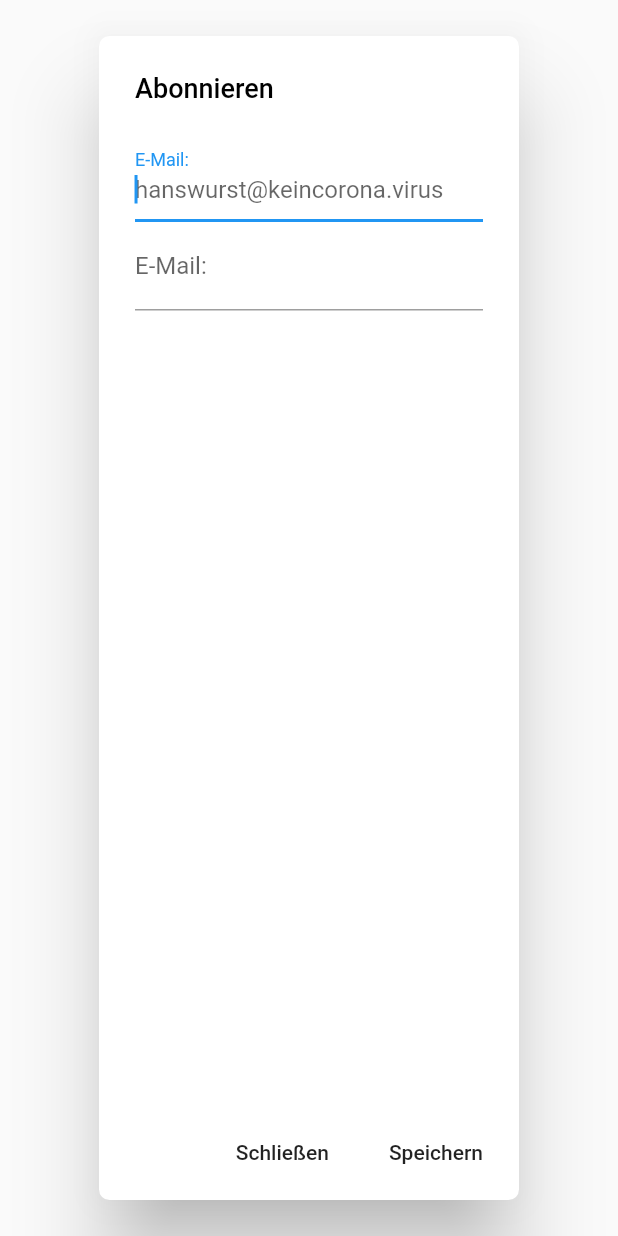
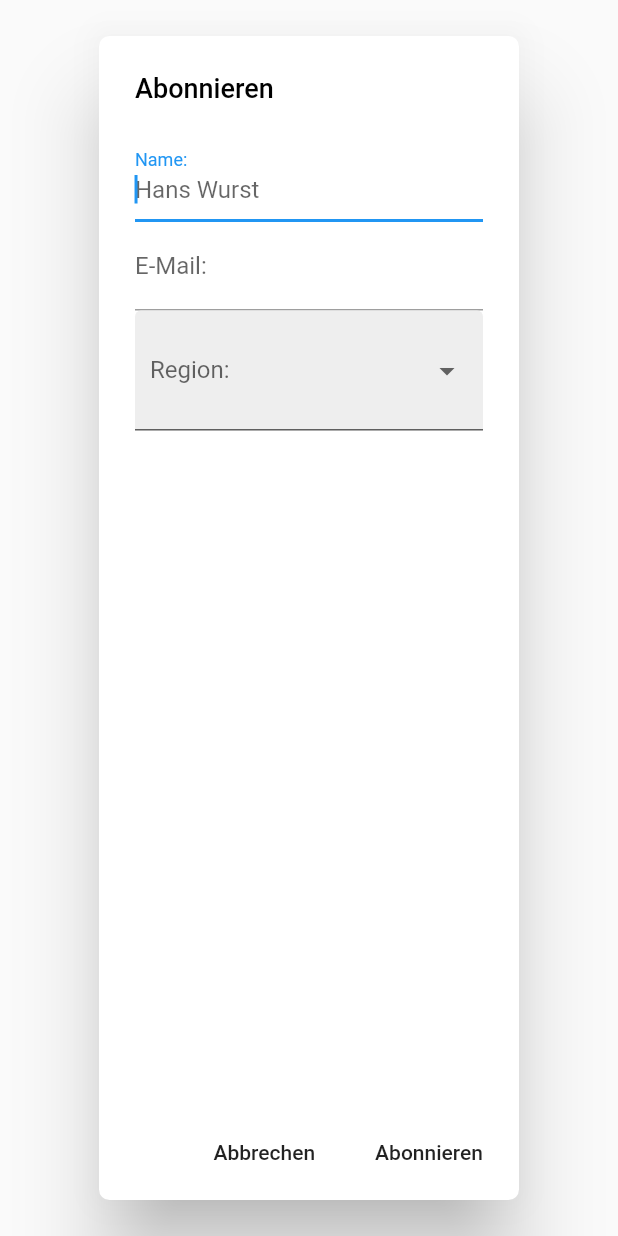
Before and after one commit to ronkun/darfichraus-app, a Flutter app: the SubscribeForm widget shown alone on an empty page, opened directly, on a phone screen of 412 x 824 dp. Run offline on Flutter 3.47's test engine with Material 2 defaults, Android fonts, the phone set to English and light mode, and no system bars; our stand-ins replace flutter_map, font_awesome_flutter, latlong, shared_preferences, step_progress_indicator; missing offline and left inert: geojson, geopoint, pedantic; accounts and stored records are empty; network calls fail.

Commit message:
subscribe form fields added

```diff
--- a/lib/subscribeForm.dart
+++ b/lib/subscribeForm.dart
@@ -6,6 +6,19 @@ class SubscribeForm extends StatefulWidget {
 }
 
 class _SubscribeFormState extends State<SubscribeForm> {
+  var _regions = [
+    "Food",
+    "Transport",
+    "Personal",
+    "Shopping",
+    "Medical",
+    "Rent",
+    "Movie",
+    "Salary"
+  ];
+
+  String _selectedRegion;
+
   @override
   Widget build(BuildContext context) {
     return _showDialog();
@@ -22,7 +35,7 @@ class _SubscribeFormState extends State<SubscribeForm> {
                 new TextField(
                   autofocus: true,
                   decoration: new InputDecoration(
-                      labelText: 'E-Mail:', hintText: 'hanswurst@keincorona.virus'),
+                      labelText: 'Name:', hintText: 'Hans Wurst'),
                 ),
               // ),
               // new Expanded(
@@ -32,18 +45,44 @@ class _SubscribeFormState extends State<SubscribeForm> {
                     decoration: new InputDecoration(
                         labelText: 'E-Mail:', hintText: 'hanswurst@keincorona.virus'),
                 ),
+                new DropdownButtonFormField(
+                  onChanged: (newValue) {
+                    // do other stuff with _category
+                    setState(() => _selectedRegion = newValue);
+                  },
+                  items: _regions.map((String category) {
+                    return new DropdownMenuItem(
+                      value: category,
+                      child: Row(
+                        children: <Widget>[
+                          Icon(Icons.star),
+                          Text(category),
+                        ],
+                      )
+                      );
+                    }).toList(),
+                    value: _selectedRegion,
+                    decoration: InputDecoration(
+                      labelText: "Region:",
+                      contentPadding: EdgeInsets.fromLTRB(10, 20, 10, 20),
+                        filled: true,
+                        fillColor: Colors.grey[200],
+                        hintText: _selectedRegion,
+                        // errorText:  "Keine Auswahl",
+                      ),
+                ),
             // )
           ]
         ),
         actions: <Widget>[
           FlatButton(
-            child: Text("Schließen"),
+            child: Text("Abbrechen"),
             onPressed: () {
               Navigator.of(context).pop();
             }
           ),
           FlatButton(
-            child: Text("Speichern"),
+            child: Text("Abonnieren"),
             onPressed: () {
             // yourFunction();
             }
```
